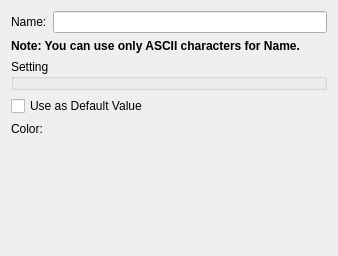
The window that libs/guicore/pre/complex/gridcomplexconditionwidget.ui (i-RIC/prepost-gui) describes before a commit, drawn with Qt 5.
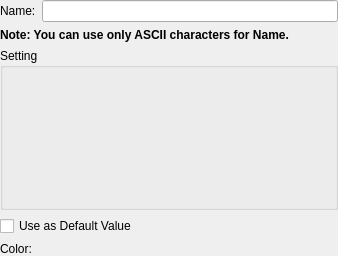
The same window after the commit. Custom widgets are drawn as their Qt base class.

Commit message: Complex condition dialog improvement

What changed in the file:
```diff
--- a/libs/guicore/pre/complex/gridcomplexconditionwidget.ui
+++ b/libs/guicore/pre/complex/gridcomplexconditionwidget.ui
@@ -13,9 +13,19 @@
   <property name="windowTitle">
    <string>Form</string>
   </property>
-  <layout class="QVBoxLayout" name="verticalLayout">
-   <item>
-    <layout class="QGridLayout" name="gridLayout">
+  <layout class="QGridLayout" name="gridLayout" rowstretch="0,0,1,0,0">
+   <property name="leftMargin">
+    <number>0</number>
+   </property>
+   <property name="topMargin">
+    <number>0</number>
+   </property>
+   <property name="rightMargin">
+    <number>0</number>
+   </property>
+   <property name="bottomMargin">
+    <number>0</number>
+   </property>
      <item row="0" column="0">
       <widget class="QLabel" name="nameLabel">
        <property name="text">
@@ -77,21 +87,6 @@
         </spacer>
        </item>
       </layout>
-     </item>
-    </layout>
-   </item>
-   <item>
-    <spacer name="verticalSpacer">
-     <property name="orientation">
-      <enum>Qt::Vertical</enum>
-     </property>
-     <property name="sizeHint" stdset="0">
-      <size>
-       <width>20</width>
-       <height>141</height>
-      </size>
-     </property>
-    </spacer>
    </item>
   </layout>
  </widget>
```
Lines whose indentation alone changed are shown as unchanged. The commit also changes 6 other files.
